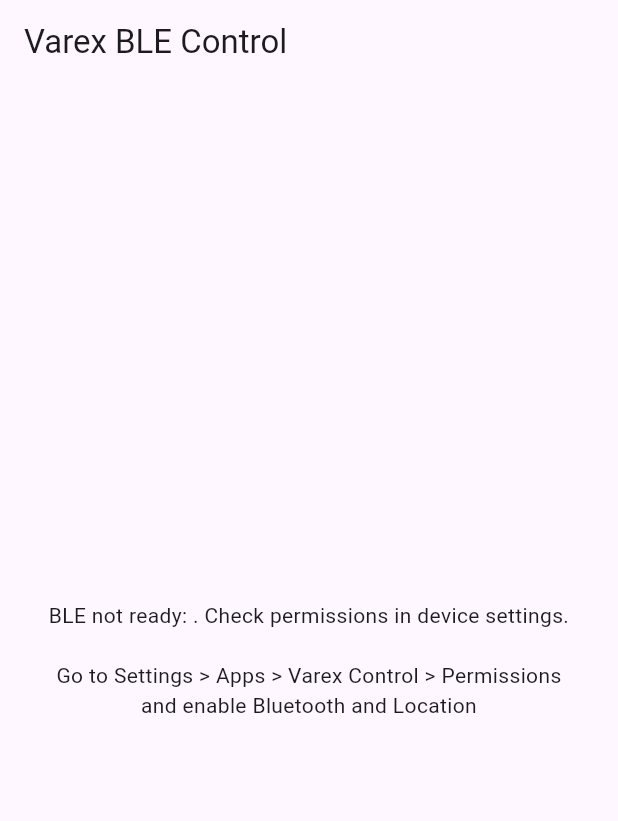
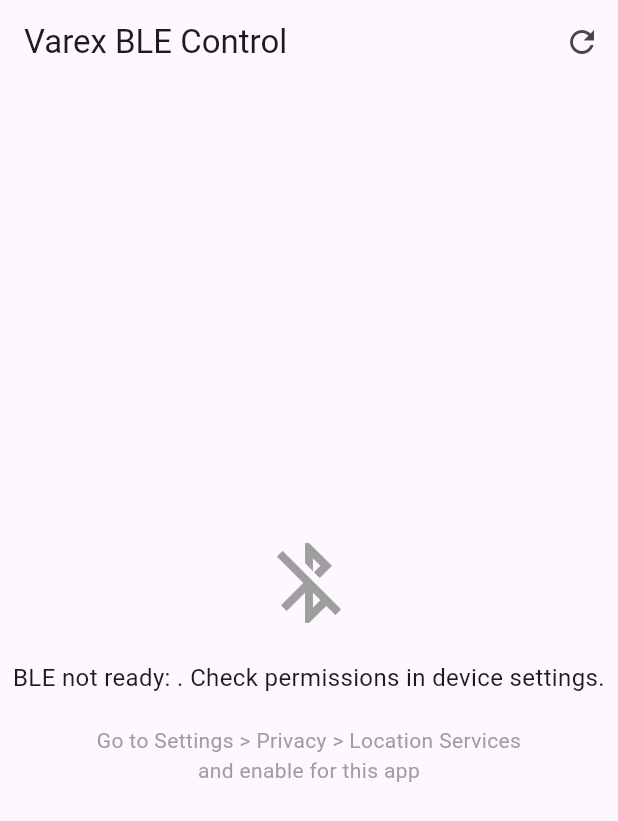
Before and after one commit to gotnull/VarexBLE, a Flutter app: the screen it shows after launch, on a phone screen of 412 x 824 dp. Shown: the top 821 px of the screen. Run offline on Flutter 3.47's test engine with Material 3 defaults, Android fonts, the phone set to English and light mode, and no system bars; our stand-ins replace permission_handler; missing offline and left inert: flutter_reactive_ble.

Commit message:
Updated device and Flutter app and deploy script

```diff
--- a/varex_control/lib/main.dart
+++ b/varex_control/lib/main.dart
@@ -47,6 +47,8 @@
   StreamSubscription<ConnectionStateUpdate>? connectionSubscription;
   StreamSubscription<BleStatus>? bleStatusSubscription;
   String statusMessage = "Initializing...";
+  bool isConnected = false;
+  bool isScanning = false;
 
   @override
   void initState() {
@@ -59,7 +61,8 @@
         scanAndConnect();
       } else if (status != BleStatus.ready) {
         setState(() {
-          statusMessage = "BLE Status: $status - Check Location permission in iOS Settings";
+          statusMessage =
+              "BLE Status: $status - Check Location permission in iOS Settings";
         });
       }
     });
@@ -76,6 +79,8 @@
   }
 
   void scanAndConnect() async {
+    if (isScanning || isConnected) return;
+
     debugPrint("Checking BLE status...");
 
     // Check BLE status first
@@ -85,56 +90,152 @@
     if (status != BleStatus.ready) {
       debugPrint("BLE not ready. Current status: $status");
       setState(() {
-        statusMessage = "BLE not ready: $status. Check permissions in device settings.";
+        statusMessage =
+            "BLE not ready: $status. Check permissions in device settings.";
       });
       return;
     }
 
     setState(() {
-      statusMessage = "Scanning for Varex-ESP32...";
+      statusMessage = "Scanning for VarexESP32...";
+      isScanning = true;
     });
 
-    debugPrint("Starting BLE scan for all devices...");
+    debugPrint("Starting BLE scan for devices with service UUID...");
 
     scanSubscription = flutterReactiveBle
         .scanForDevices(
-          withServices: [],
+          withServices: [serviceUuid],
           scanMode: ScanMode.lowLatency,
         )
-        .listen((DiscoveredDevice device) {
+        .listen(
+          (DiscoveredDevice device) {
             final name = device.name.isNotEmpty ? device.name : "Unknown";
             debugPrint("Discovered: $name (${device.id}) RSSI: ${device.rssi}");
 
-          if (device.name.contains("Varex-ESP32") && this.device == null) {
+            if (device.name.contains("VarexESP32") && this.device == null) {
               this.device = device;
               debugPrint("Found target device! Connecting to: ${device.id}");
               scanSubscription?.cancel();
 
               setState(() {
-              statusMessage = "Found Varex-ESP32! Connecting...";
+                statusMessage = "Found VarexESP32! Connecting...";
+                isScanning = false;
               });
 
+              connectToDevice(device);
+            }
+          },
+          onError: (error) {
+            debugPrint("Scan error: $error");
+            setState(() {
+              statusMessage = "Scan error: $error";
+              isScanning = false;
+            });
+          },
+        );
+
+    // Stop scanning after 10 seconds if no device found
+    Timer(const Duration(seconds: 10), () {
+      if (isScanning && device == null) {
+        scanSubscription?.cancel();
+        setState(() {
+          statusMessage = "No VarexESP32 found. Tap to retry.";
+          isScanning = false;
+        });
+      }
+    });
+  }
+
+  void connectToDevice(DiscoveredDevice device) {
+    connectionSubscription = flutterReactiveBle
+        .connectToDevice(id: device.id)
+        .listen(
+          (connectionState) {
+            debugPrint("Connection state: ${connectionState.connectionState}");
+
+            switch (connectionState.connectionState) {
+              case DeviceConnectionState.connecting:
+                setState(() {
+                  statusMessage = "Connecting to ${device.name}...";
+                });
+                break;
+              case DeviceConnectionState.connected:
+                debugPrint("Connected! Discovering services...");
+                setState(() {
+                  statusMessage = "Connected! Discovering services...";
+                });
+                discoverServices(device);
+                break;
+              case DeviceConnectionState.disconnecting:
+                setState(() {
+                  statusMessage = "Disconnecting...";
+                  isConnected = false;
+                });
+                break;
+              case DeviceConnectionState.disconnected:
+                setState(() {
+                  statusMessage = "Disconnected. Tap to reconnect.";
+                  isConnected = false;
+                  this.device = null;
+                  exhaustChar = null;
+                });
+                break;
+            }
+          },
+          onError: (dynamic error) {
+            debugPrint("Connection error: $error");
+            setState(() {
+              statusMessage = "Connection failed: $error";
+              isConnected = false;
+            });
+          },
+        );
+  }
+
+  void discoverServices(DiscoveredDevice device) async {
+    try {
+      await flutterReactiveBle.discoverAllServices(device.id);
+      final services = await flutterReactiveBle.getDiscoveredServices(
+        device.id,
+      );
+      debugPrint("Discovered ${services.length} services");
+
+      bool serviceFound = false;
+      for (final service in services) {
+        debugPrint("Service: ${service.id}");
+        if (service.id == serviceUuid) {
+          serviceFound = true;
+          for (final characteristic in service.characteristics) {
+            debugPrint("  Characteristic: ${characteristic.id}");
+            if (characteristic.id == characteristicUuid) {
               exhaustChar = QualifiedCharacteristic(
                 serviceId: serviceUuid,
                 characteristicId: characteristicUuid,
                 deviceId: device.id,
               );
 
-            connectionSubscription = flutterReactiveBle
-                .connectToDevice(id: device.id)
-                .listen((connectionState) {
-                  debugPrint("Connection state: ${connectionState.connectionState}");
-                }, onError: (dynamic error) {
-                  debugPrint("Connection error: $error");
+              setState(() {
+                statusMessage = "Ready to control exhaust";
+                isConnected = true;
               });
-            setState(() {});
+              return;
             }
-        }, onError: (error) {
-          debugPrint("Scan error: $error");
+          }
+        }
+      }
+
+      if (!serviceFound) {
         setState(() {
-            statusMessage = "Scan error: $error";
+          statusMessage = "Service not found on device";
         });
+      }
+    } catch (e) {
+      debugPrint("Service discovery error: $e");
+      setState(() {
+        statusMessage = "Service discovery failed: $e";
       });
+    }
   }
 
   void sendCommand(String cmd) {
@@ -154,34 +255,105 @@
   @override
   Widget build(BuildContext context) {
     return Scaffold(
-      appBar: AppBar(title: const Text("Varex BLE Control")),
+      appBar: AppBar(
+        title: const Text("Varex BLE Control"),
+        actions: [
+          if (!isConnected && !isScanning)
+            IconButton(
+              icon: const Icon(Icons.refresh),
+              onPressed: scanAndConnect,
+            ),
+        ],
+      ),
       body: Center(
-        child: device == null
+        child: !isConnected
             ? Column(
                 mainAxisAlignment: MainAxisAlignment.center,
                 children: [
-                  Text(statusMessage, textAlign: TextAlign.center),
+                  Icon(
+                    isScanning
+                        ? Icons.bluetooth_searching
+                        : Icons.bluetooth_disabled,
+                    size: 64,
+                    color: isScanning ? Colors.blue : Colors.grey,
+                  ),
+                  const SizedBox(height: 20),
+                  Text(
+                    statusMessage,
+                    textAlign: TextAlign.center,
+                    style: const TextStyle(fontSize: 16),
+                  ),
                   const SizedBox(height: 20),
                   if (statusMessage.contains("permissions"))
                     const Text(
-                      "Go to Settings > Apps > Varex Control > Permissions\nand enable Bluetooth and Location",
+                      "Go to Settings > Privacy > Location Services\nand enable for this app",
                       textAlign: TextAlign.center,
+                      style: TextStyle(fontSize: 14, color: Colors.grey),
+                    ),
+                  if (!isScanning && !statusMessage.contains("permissions"))
+                    ElevatedButton(
+                      onPressed: scanAndConnect,
+                      child: const Text("Scan for Device"),
+                    ),
+                  if (isScanning)
+                    const Padding(
+                      padding: EdgeInsets.all(16.0),
+                      child: CircularProgressIndicator(),
                     ),
                 ],
               )
             : Column(
                 mainAxisAlignment: MainAxisAlignment.center,
                 children: [
-                  Text("Connected to ${device!.name}"),
-                  const SizedBox(height: 20),
-                  ElevatedButton(
-                    onPressed: () => sendCommand('1'), // Open
-                    child: const Text("Open Exhaust"),
+                  const Icon(
+                    Icons.bluetooth_connected,
+                    size: 64,
+                    color: Colors.green,
                   ),
                   const SizedBox(height: 20),
-                  ElevatedButton(
-                    onPressed: () => sendCommand('0'), // Close
-                    child: const Text("Close Exhaust"),
+                  Text(
+                    "Connected to ${device!.name}",
+                    style: const TextStyle(
+                      fontSize: 18,
+                      fontWeight: FontWeight.bold,
+                    ),
+                  ),
+                  const SizedBox(height: 10),
+                  Text(
+                    statusMessage,
+                    style: const TextStyle(color: Colors.green),
+                  ),
+                  const SizedBox(height: 40),
+                  Row(
+                    mainAxisAlignment: MainAxisAlignment.spaceEvenly,
+                    children: [
+                      ElevatedButton.icon(
+                        onPressed: () => sendCommand('1'),
+                        icon: const Icon(Icons.open_in_full),
+                        label: const Text("OPEN"),
+                        style: ElevatedButton.styleFrom(
+                          backgroundColor: Colors.green,
+                          foregroundColor: Colors.white,
+                          padding: const EdgeInsets.symmetric(
+                            horizontal: 24,
+                            vertical: 12,
+                          ),
+                        ),
+                      ),
+                      ElevatedButton.icon(
+                        onPressed: () => sendCommand('0'),
+                        icon: const Icon(Icons.close_fullscreen),
+                        label: const Text("CLOSE"),
+                        style: ElevatedButton.styleFrom(
+                          backgroundColor: Colors.red,
+                          foregroundColor: Colors.white,
+                          padding: const EdgeInsets.symmetric(
+                            horizontal: 24,
+                            vertical: 12,
+                          ),
+                        ),
+                      ),
+                    ],
                   ),
                 ],
               ),
```
Also changed, not shown: 2 other files. Lines whose indentation alone changed are shown as unchanged.
